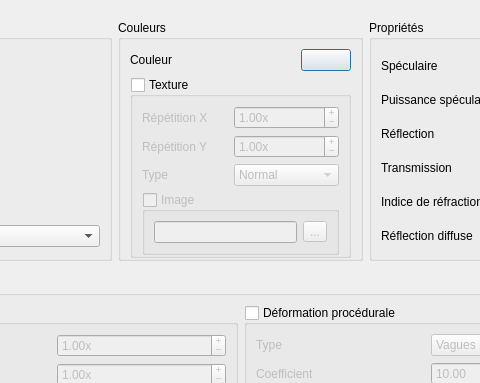
gaelduplessix/raytracer-42, file editMaterialDialog.ui: the form before one commit; both pictures show x 154 to 634 and y 0 to 383 of the 789 by 588 pixel window.
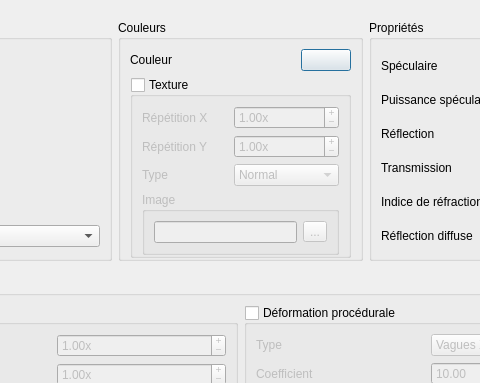
The form after the commit. Icons and pictures are not drawn.

Diff of the .ui file:
```diff
--- a/editMaterialDialog.ui
+++ b/editMaterialDialog.ui
@@ -150,7 +150,7 @@
                <string>Image</string>
               </property>
               <property name="checkable">
-               <bool>true</bool>
+               <bool>false</bool>
               </property>
               <property name="checked">
                <bool>false</bool>
```
Left out of the diff: 30 changed lines with no effect on the pictures.
